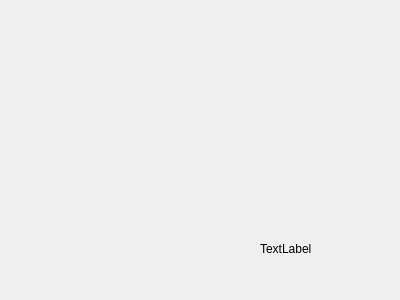
Old version of the form testprocess.ui in the repository yingzhihua/DxHS-C.
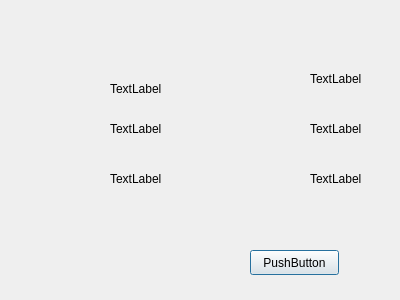
New version of the form.

The edit to the form file:
```diff
--- a/testprocess.ui
+++ b/testprocess.ui
@@ -16,16 +16,120 @@
   <widget class="QLabel" name="label">
    <property name="geometry">
     <rect>
-     <x>260</x>
-     <y>240</y>
+     <x>140</x>
+     <y>40</y>
      <width>67</width>
      <height>17</height>
     </rect>
    </property>
    <property name="text">
+    <string/>
+   </property>
+  </widget>
+  <widget class="QLabel" name="Home_TestProcess_lbBK2">
+   <property name="geometry">
+    <rect>
+     <x>270</x>
+     <y>40</y>
+     <width>67</width>
+     <height>17</height>
+    </rect>
+   </property>
+   <property name="text">
+    <string/>
+   </property>
+  </widget>
+  <widget class="QLabel" name="Home_TestProcess_lbTestName">
+   <property name="geometry">
+    <rect>
+     <x>110</x>
+     <y>80</y>
+     <width>67</width>
+     <height>17</height>
+    </rect>
+   </property>
+   <property name="text">
     <string>TextLabel</string>
    </property>
   </widget>
+  <widget class="QLabel" name="Home_TestProcess_lbTestSerial">
+   <property name="geometry">
+    <rect>
+     <x>110</x>
+     <y>120</y>
+     <width>67</width>
+     <height>17</height>
+    </rect>
+   </property>
+   <property name="text">
+    <string>TextLabel</string>
+   </property>
+  </widget>
+  <widget class="QLabel" name="Home_TestProcess_lbTestType">
+   <property name="geometry">
+    <rect>
+     <x>110</x>
+     <y>170</y>
+     <width>67</width>
+     <height>17</height>
+    </rect>
+   </property>
+   <property name="text">
+    <string>TextLabel</string>
+   </property>
+  </widget>
+  <widget class="QLabel" name="Home_TestProcess_lbSampleCode">
+   <property name="geometry">
+    <rect>
+     <x>310</x>
+     <y>70</y>
+     <width>67</width>
+     <height>17</height>
+    </rect>
+   </property>
+   <property name="text">
+    <string>TextLabel</string>
+   </property>
+  </widget>
+  <widget class="QLabel" name="Home_TestProcess_lbSampleInfo">
+   <property name="geometry">
+    <rect>
+     <x>310</x>
+     <y>120</y>
+     <width>67</width>
+     <height>17</height>
+    </rect>
+   </property>
+   <property name="text">
+    <string>TextLabel</string>
+   </property>
+  </widget>
+  <widget class="QLabel" name="Home_TestProcess_lbSampleRemark">
+   <property name="geometry">
+    <rect>
+     <x>310</x>
+     <y>170</y>
+     <width>67</width>
+     <height>17</height>
+    </rect>
+   </property>
+   <property name="text">
+    <string>TextLabel</string>
+   </property>
+  </widget>
+  <widget class="QPushButton" name="Home_TestProcess_btCancelTest">
+   <property name="geometry">
+    <rect>
+     <x>250</x>
+     <y>250</y>
+     <width>89</width>
+     <height>25</height>
+    </rect>
+   </property>
+   <property name="text">
+    <string>PushButton</string>
+   </property>
+  </widget>
  </widget>
  <resources/>
  <connections/>
```
Left out of the diff: 2 changed lines with no effect on the pictures.
